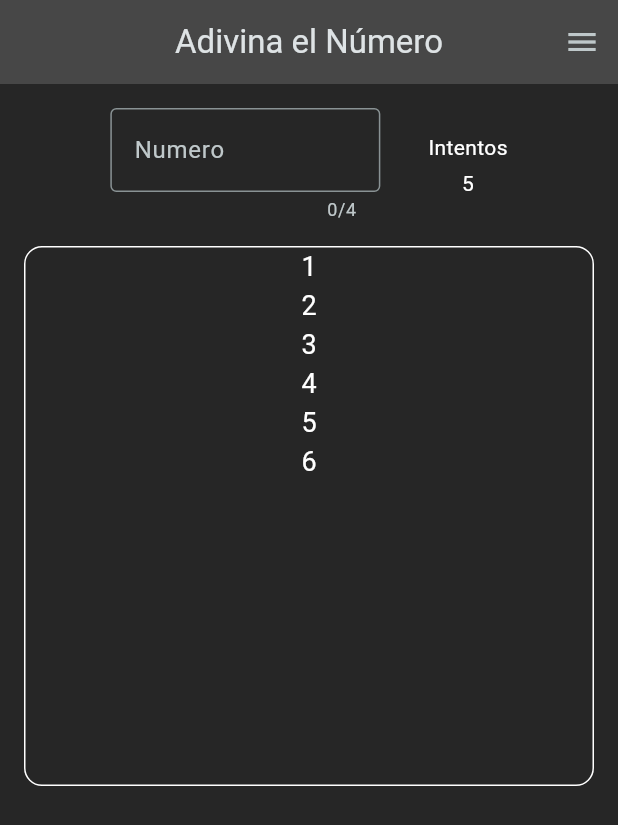
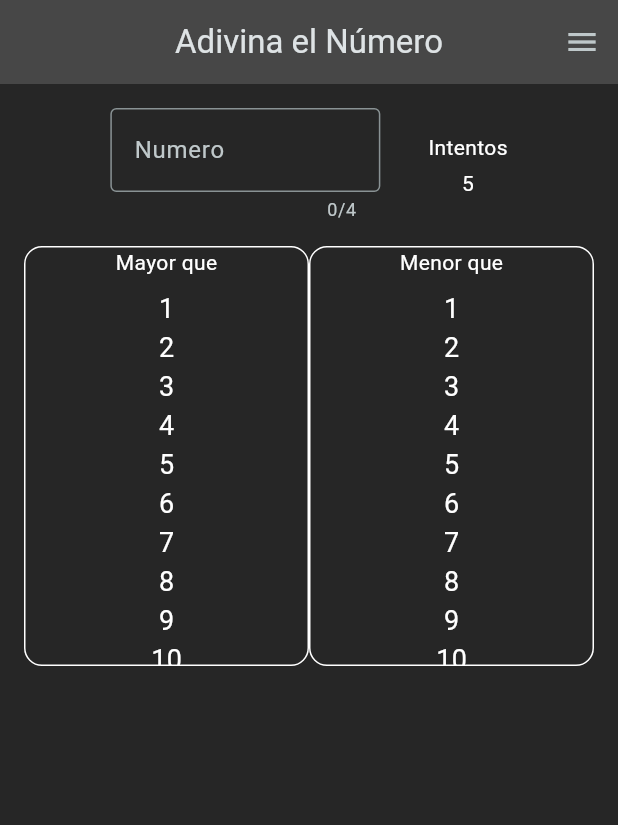
Before and after one commit to diegoZarateFer/AdivinaElNumero, a Flutter app: the screen it shows after launch, on a phone screen of 412 x 824 dp. Shown: the top 825 px of the screen. Run offline on Flutter 3.47's test engine with Material 3 defaults, Android fonts, the light colour scheme and no system bars.

Commit message:
Toques finales al contenedor de numeros

```diff
--- a/lib/widgets/contenedor_numeros.dart
+++ b/lib/widgets/contenedor_numeros.dart
@@ -4,14 +4,16 @@ class ContenedorNumeros extends StatelessWidget {
   const ContenedorNumeros({
     super.key,
     required this.numeros,
+    required this.titulo,
   });
 
+  final String titulo;
   final List<int> numeros;
 
   @override
   Widget build(BuildContext context) {
     return Container(
-      height: 360,
+      height: 280,
       decoration: BoxDecoration(
         border: Border.all(
           width: 1,
@@ -21,6 +23,18 @@ class ContenedorNumeros extends StatelessWidget {
           Radius.circular(12),
         ),
       ),
+      child: Column(
+        children: [
+          Text(
+            titulo,
+            style: TextStyle(
+              fontSize: 14,
+            ),
+          ),
+          const SizedBox(
+            height: 8,
+          ),
+          Expanded(
             child: ListView.builder(
               itemCount: numeros.length,
               itemBuilder: (ctx, index) {
@@ -34,6 +48,9 @@ class ContenedorNumeros extends StatelessWidget {
                 );
               },
             ),
+          ),
+        ],
+      ),
     );
   }
 }
--- a/lib/widgets/pantalla_principal.dart
+++ b/lib/widgets/pantalla_principal.dart
@@ -60,7 +60,22 @@ class _PantallaPrincipalState extends State<PantallaPrincipal> {
               const SizedBox(
                 height: 16,
               ),
-              ContenedorNumeros(numeros: [1, 2, 3, 4, 5, 6]),
+              Row(
+                children: [
+                  Expanded(
+                    child: ContenedorNumeros(
+                      titulo: 'Mayor que',
+                      numeros: [1, 2, 3, 4, 5, 6, 7, 8, 9, 10, 11, 12],
+                    ),
+                  ),
+                  Expanded(
+                    child: ContenedorNumeros(
+                      titulo: 'Menor que',
+                      numeros: [1, 2, 3, 4, 5, 6, 7, 8, 9, 10, 11, 12],
+                    ),
+                  ),
+                ],
+              )
             ],
           ),
         ),
```
Lines whose indentation alone changed are shown as unchanged.
